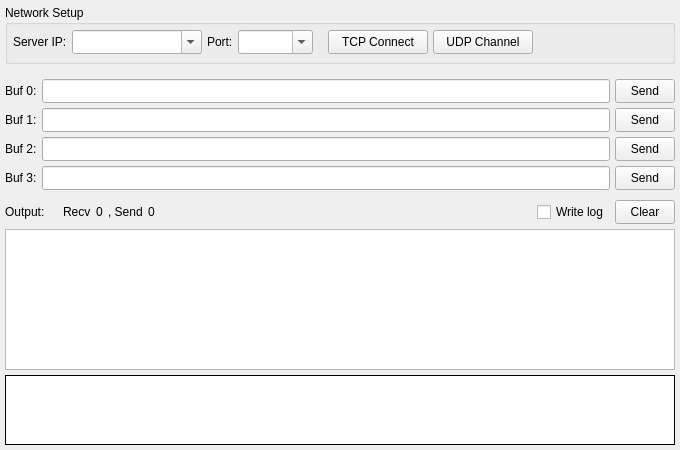
This is sktool/client.ui in 119-org/src as Qt 5 draws it before an edit. The edited form follows.
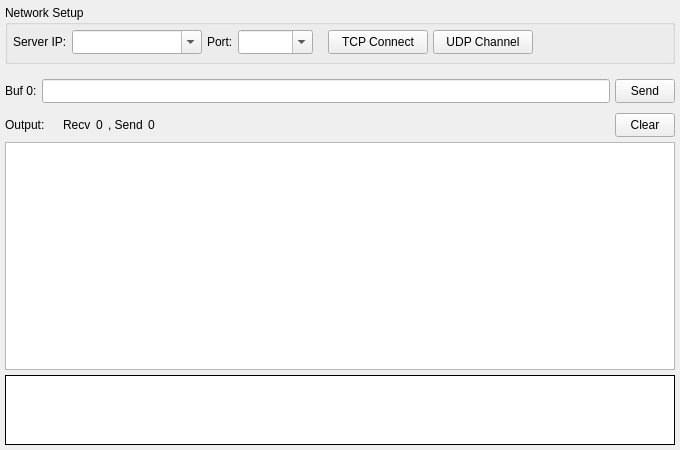
This is the edited form.

Commit message: [sktool] update client

Patch:
```diff
--- a/sktool/client.ui
+++ b/sktool/client.ui
@@ -293,117 +293,7 @@
       </widget>
      </item>
      <item row="0" column="2">
-      <widget class="QToolButton" name="btnSend0">
-       <property name="minimumSize">
-        <size>
-         <width>60</width>
-         <height>24</height>
-        </size>
-       </property>
-       <property name="maximumSize">
-        <size>
-         <width>60</width>
-         <height>24</height>
-        </size>
-       </property>
-       <property name="text">
-        <string>Send</string>
-       </property>
-      </widget>
-     </item>
-     <item row="1" column="0">
-      <widget class="QLabel" name="lab4">
-       <property name="text">
-        <string>Buf 1:</string>
-       </property>
-      </widget>
-     </item>
-     <item row="1" column="2">
-      <widget class="QToolButton" name="btnSend1">
-       <property name="minimumSize">
-        <size>
-         <width>60</width>
-         <height>24</height>
-        </size>
-       </property>
-       <property name="maximumSize">
-        <size>
-         <width>60</width>
-         <height>24</height>
-        </size>
-       </property>
-       <property name="text">
-        <string>Send</string>
-       </property>
-      </widget>
-     </item>
-     <item row="2" column="0">
-      <widget class="QLabel" name="lab5">
-       <property name="text">
-        <string>Buf 2:</string>
-       </property>
-      </widget>
-     </item>
-     <item row="2" column="1">
-      <widget class="QLineEdit" name="edtBuf2">
-       <property name="minimumSize">
-        <size>
-         <width>0</width>
-         <height>24</height>
-        </size>
-       </property>
-       <property name="maximumSize">
-        <size>
-         <width>16777215</width>
-         <height>24</height>
-        </size>
-       </property>
-      </widget>
-     </item>
-     <item row="2" column="2">
-      <widget class="QToolButton" name="btnSend2">
-       <property name="minimumSize">
-        <size>
-         <width>60</width>
-         <height>24</height>
-        </size>
-       </property>
-       <property name="maximumSize">
-        <size>
-         <width>60</width>
-         <height>24</height>
-        </size>
-       </property>
-       <property name="text">
-        <string>Send</string>
-       </property>
-      </widget>
-     </item>
-     <item row="3" column="0">
-      <widget class="QLabel" name="lab6">
-       <property name="text">
-        <string>Buf 3:</string>
-       </property>
-      </widget>
-     </item>
-     <item row="3" column="1">
-      <widget class="QLineEdit" name="edtBuf3">
-       <property name="minimumSize">
-        <size>
-         <width>0</width>
-         <height>24</height>
-        </size>
-       </property>
-       <property name="maximumSize">
-        <size>
-         <width>16777215</width>
-         <height>24</height>
-        </size>
-       </property>
-      </widget>
-     </item>
-     <item row="3" column="2">
-      <widget class="QToolButton" name="btnSend3">
+      <widget class="QToolButton" name="btnSend">
        <property name="minimumSize">
         <size>
          <width>60</width>
@@ -437,22 +327,6 @@
        </property>
       </widget>
      </item>
-     <item row="1" column="1">
-      <widget class="QLineEdit" name="edtBuf1">
-       <property name="minimumSize">
-        <size>
-         <width>0</width>
-         <height>24</height>
-        </size>
-       </property>
-       <property name="maximumSize">
-        <size>
-         <width>16777215</width>
-         <height>24</height>
-        </size>
-       </property>
-      </widget>
-     </item>
     </layout>
    </item>
    <item>
@@ -532,13 +406,7 @@
        </property>
       </spacer>
      </item>
-     <item>
-      <widget class="QCheckBox" name="chkLog">
-       <property name="text">
-        <string>Write log</string>
-       </property>
-      </widget>
-     </item>
+
      <item>
       <widget class="QToolButton" name="btnClear">
        <property name="minimumSize">
```
Left out of the diff: 9 changed lines with no effect on the pictures. The commit also changes 8 other files.
